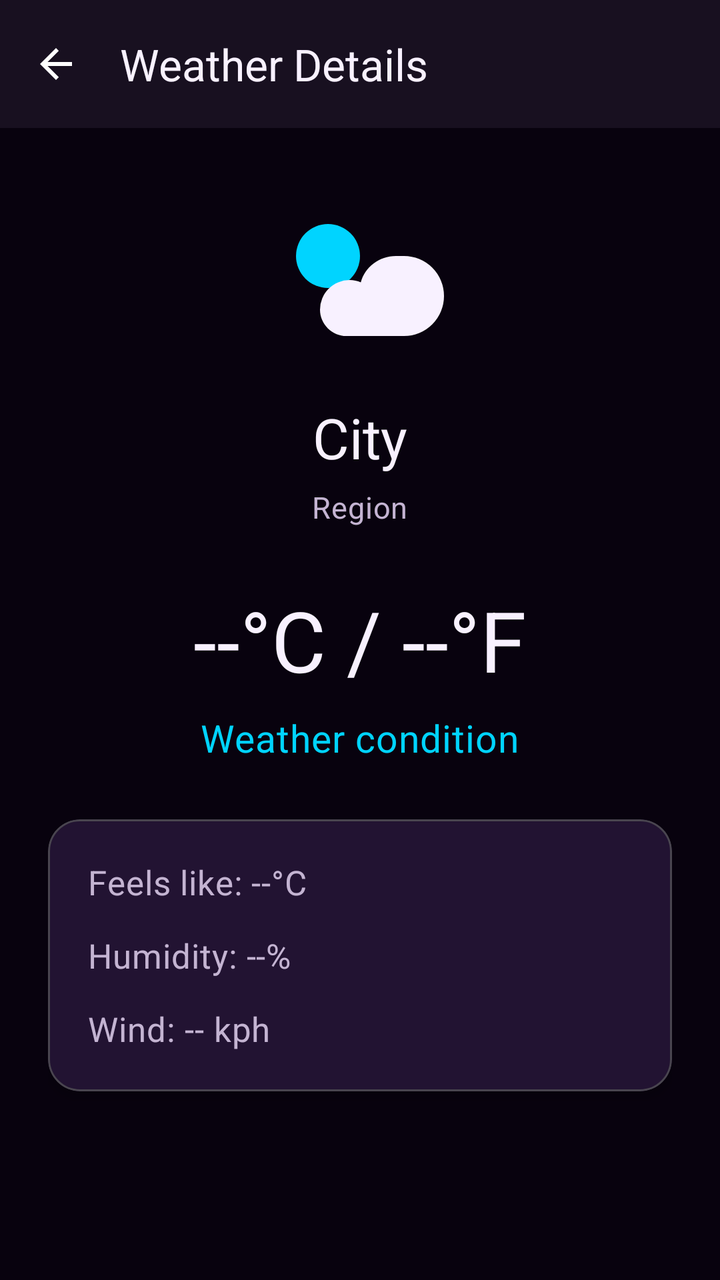
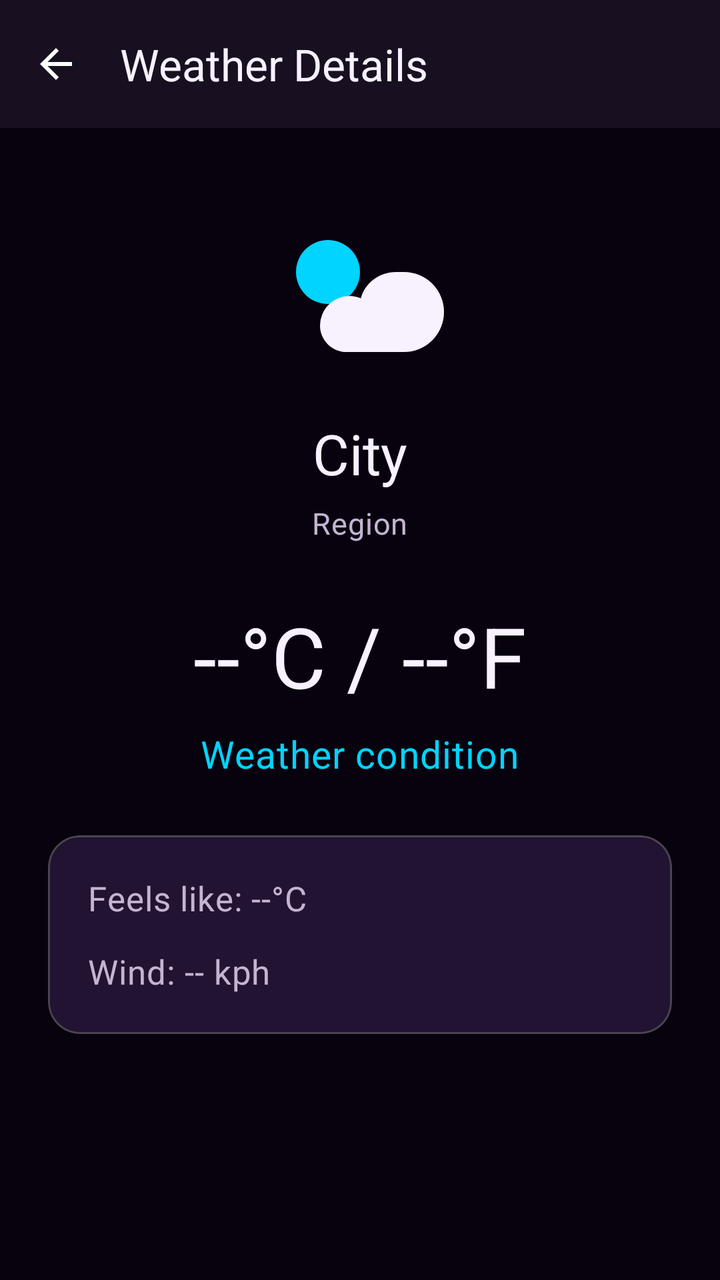

Screens rendered from an Android XML layout before and after an edit, with the pre-edit source and the edit as a unified diff.
<!-- AndroidManifest.xml: application theme Theme.WeatherTrio -->
<!-- res/layout/fragment_weather_detail.xml -->
<?xml version="1.0" encoding="utf-8"?>
<LinearLayout
    xmlns:android="http://schemas.android.com/apk/res/android"
    xmlns:app="http://schemas.android.com/apk/res-auto"
    android:layout_width="match_parent"
    android:layout_height="match_parent"
    android:background="@color/background_main"
    android:orientation="vertical">

    
    <com.google.android.material.appbar.MaterialToolbar
        android:id="@+id/toolbarWeatherDetail"
        android:layout_width="match_parent"
        android:layout_height="wrap_content"
        android:background="@color/surface"
        app:navigationIcon="@drawable/ic_back"
        app:title="@string/weather_detail_title"
        app:titleTextColor="@color/text_primary" />

    
    <ScrollView
        android:layout_width="match_parent"
        android:layout_height="0dp"
        android:layout_weight="1"
        android:fillViewport="true">

        <LinearLayout
            android:layout_width="match_parent"
            android:layout_height="wrap_content"
            android:gravity="center_horizontal"
            android:orientation="vertical"
            android:padding="24dp">

            
            <ImageView
                android:id="@+id/imageWeatherCondition"
                android:layout_width="96dp"
                android:layout_height="96dp"
                android:contentDescription="@string/weather_icon_description"
                android:src="@drawable/ic_weather_condition" />

            
            <TextView
                android:id="@+id/textDetailCity"
                android:layout_width="wrap_content"
                android:layout_height="wrap_content"
                android:layout_marginTop="16dp"
                android:text="@string/detail_city_placeholder"
                android:textAppearance="@style/TextAppearance.WeatherTrio.Headline" />

            
            <TextView
                android:id="@+id/textDetailRegion"
                android:layout_width="wrap_content"
                android:layout_height="wrap_content"
                android:layout_marginTop="6dp"
                android:text="@string/detail_region_placeholder"
                android:textAppearance="@style/TextAppearance.WeatherTrio.Body" />

            
            <TextView
                android:id="@+id/textDetailTemperature"
                android:layout_width="wrap_content"
                android:layout_height="wrap_content"
                android:layout_marginTop="28dp"
                android:text="@string/detail_temperature_placeholder"
                android:textAppearance="@style/TextAppearance.WeatherTrio.Headline"
                android:textSize="42sp" />

            
            <TextView
                android:id="@+id/textDetailCondition"
                android:layout_width="wrap_content"
                android:layout_height="wrap_content"
                android:layout_marginTop="8dp"
                android:text="@string/detail_condition_placeholder"
                android:textAppearance="@style/TextAppearance.WeatherTrio.Body"
                android:textColor="@color/secondary"
                android:textSize="19sp" />

            
            <com.google.android.material.card.MaterialCardView
                android:layout_width="match_parent"
                android:layout_height="wrap_content"
                android:layout_marginTop="28dp"
                app:cardBackgroundColor="@color/surface"
                app:cardCornerRadius="16dp"
                app:cardElevation="3dp">

                <LinearLayout
                    android:layout_width="match_parent"
                    android:layout_height="wrap_content"
                    android:orientation="vertical"
                    android:padding="20dp">

                    
                    <TextView
                        android:id="@+id/textDetailFeelsLike"
                        android:layout_width="wrap_content"
                        android:layout_height="wrap_content"
                        android:text="@string/detail_feels_like_placeholder"
                        android:textAppearance="@style/TextAppearance.WeatherTrio.Body"
                        android:textSize="17sp" />

                    
                    <TextView
                        android:id="@+id/textDetailHumidity"
                        android:layout_width="wrap_content"
                        android:layout_height="wrap_content"
                        android:layout_marginTop="14dp"
                        android:text="@string/detail_humidity_placeholder"
                        android:textAppearance="@style/TextAppearance.WeatherTrio.Body"
                        android:textSize="17sp" />

                    
                    <TextView
                        android:id="@+id/textDetailWind"
                        android:layout_width="wrap_content"
                        android:layout_height="wrap_content"
                        android:layout_marginTop="14dp"
                        android:text="@string/detail_wind_placeholder"
                        android:textAppearance="@style/TextAppearance.WeatherTrio.Body"
                        android:textSize="17sp" />

                </LinearLayout>

            </com.google.android.material.card.MaterialCardView>

        </LinearLayout>

    </ScrollView>

</LinearLayout>
<!-- resources referenced by this layout -->
<resources>
  <color name="background_main">#08020E</color>
  <color name="secondary">#00D4FF</color>
  <color name="surface">#181020</color>
  <color name="text_primary">#F8F1FF</color>
  <!-- drawable ic_back (drawable) -->
  <?xml version="1.0" encoding="utf-8"?>
  <vector
      xmlns:android="http://schemas.android.com/apk/res/android"
      android:width="24dp"
      android:height="24dp"
      android:viewportWidth="24"
      android:viewportHeight="24">
  
      
      <path
          android:fillColor="@android:color/white"
          android:pathData="M20,11H7.8l5.6,-5.6L12,4l-8,8l8,8l1.4,-1.4L7.8,13H20z" />
  
  </vector>
  <!-- drawable ic_weather_condition (drawable) -->
  <?xml version="1.0" encoding="utf-8"?>
  <vector
      xmlns:android="http://schemas.android.com/apk/res/android"
      android:width="96dp"
      android:height="96dp"
      android:viewportWidth="24"
      android:viewportHeight="24">
  
      
      <path
          android:fillColor="@color/secondary"
          android:pathData="M8,6a4,4 0,1 0,0 8a4,4 0,0 0,0 -8z" />
  
      <path
          android:fillColor="@color/text_primary"
          android:pathData="M16.5,10c-2.1,0 -3.9,1.4 -4.4,3.3c-0.4,-0.2 -0.9,-0.3 -1.4,-0.3A3.7,3.7 0,0 0,7 16.7C7,18.5 8.5,20 10.3,20h7.2a5,5 0,0 0,0 -10z" />
  
  </vector>
  <string name="detail_city_placeholder">City</string>
  <string name="detail_condition_placeholder">Weather condition</string>
  <string name="detail_feels_like_placeholder">Feels like: --°C</string>
  <string name="detail_humidity_placeholder">Humidity: --%</string>
  <string name="detail_region_placeholder">Region</string>
  <string name="detail_temperature_placeholder">--°C / --°F</string>
  <string name="detail_wind_placeholder">Wind: -- kph</string>
  <string name="weather_detail_title">Weather Details</string>
  <string name="weather_icon_description">Weather condition icon</string>
  <style name="TextAppearance.WeatherTrio.Body" parent="TextAppearance.Material3.BodyMedium">
  
          <item name="android:textColor">@color/text_secondary</item>
          <item name="android:textSize">15sp</item>
          <item name="android:fontFamily">sans-serif</item>
  
      </style>
  <style name="TextAppearance.WeatherTrio.Headline" parent="TextAppearance.Material3.HeadlineMedium">
  
          <item name="android:textColor">@color/text_primary</item>
          <item name="android:textSize">28sp</item>
          <item name="android:fontFamily">sans-serif-medium</item>
  
      </style>
  <style name="Theme.WeatherTrio" parent="Theme.Material3.Dark.NoActionBar">
  
          <item name="colorPrimary">@color/primary</item>
          <item name="colorOnPrimary">@color/text_primary</item>
  
          <item name="colorSecondary">@color/secondary</item>
          <item name="colorOnSecondary">@color/background_main</item>
  
          <item name="colorSurface">@color/surface</item>
          <item name="colorOnSurface">@color/text_primary</item>
  
          <item name="android:colorBackground">@color/background_main</item>
          <item name="android:windowBackground">@color/background_main</item>
  
          <item name="textAppearanceHeadlineMedium">@style/TextAppearance.WeatherTrio.Headline</item>
          <item name="textAppearanceBodyMedium">@style/TextAppearance.WeatherTrio.Body</item>
  
      </style>
  <color name="text_secondary">#C4B4D2</color>
  <color name="primary">#9A35FF</color>
</resources>

<!-- the commit's change to res/layout/fragment_weather_detail.xml (unified diff, before → after) -->
@@ -18,116 +18,158 @@
         app:titleTextColor="@color/text_primary" />
 
     
-    <ScrollView
+    <FrameLayout
         android:layout_width="match_parent"
         android:layout_height="0dp"
-        android:layout_weight="1"
-        android:fillViewport="true">
+        android:layout_weight="1">
 
+        
+        <ScrollView
+            android:layout_width="match_parent"
+            android:layout_height="match_parent"
+            android:fillViewport="true">
+
+            
+            <LinearLayout
+                android:id="@+id/layoutWeatherContent"
+                android:layout_width="match_parent"
+                android:layout_height="wrap_content"
+                android:gravity="center_horizontal"
+                android:orientation="vertical"
+                android:paddingStart="24dp"
+                android:paddingTop="32dp"
+                android:paddingEnd="24dp"
+                android:paddingBottom="32dp">
+
+                
+                <ImageView
+                    android:id="@+id/imageWeatherCondition"
+                    android:layout_width="96dp"
+                    android:layout_height="96dp"
+                    android:contentDescription="@string/weather_icon_description"
+                    android:src="@drawable/ic_weather_condition" />
+
+                
+                <TextView
+                    android:id="@+id/textDetailCity"
+                    android:layout_width="wrap_content"
+                    android:layout_height="wrap_content"
+                    android:layout_marginTop="16dp"
+                    android:text="@string/detail_city_placeholder"
+                    android:textAppearance="@style/TextAppearance.WeatherTrio.Headline" />
+
+                
+                <TextView
+                    android:id="@+id/textDetailRegion"
+                    android:layout_width="wrap_content"
+                    android:layout_height="wrap_content"
+                    android:layout_marginTop="6dp"
+                    android:text="@string/detail_region_placeholder"
+                    android:textAppearance="@style/TextAppearance.WeatherTrio.Body" />
+
+                
+                <TextView
+                    android:id="@+id/textDetailTemperature"
+                    android:layout_width="wrap_content"
+                    android:layout_height="wrap_content"
+                    android:layout_marginTop="28dp"
+                    android:text="@string/detail_temperature_placeholder"
+                    android:textAppearance="@style/TextAppearance.WeatherTrio.Headline"
+                    android:textSize="42sp" />
+
+                
+                <TextView
+                    android:id="@+id/textDetailCondition"
+                    android:layout_width="wrap_content"
+                    android:layout_height="wrap_content"
+                    android:layout_marginTop="8dp"
+                    android:text="@string/detail_condition_placeholder"
+                    android:textAppearance="@style/TextAppearance.WeatherTrio.Body"
+                    android:textColor="@color/secondary"
+                    android:textSize="19sp" />
+
+                
+                <com.google.android.material.card.MaterialCardView
+                    android:layout_width="match_parent"
+                    android:layout_height="wrap_content"
+                    android:layout_marginTop="28dp"
+                    app:cardBackgroundColor="@color/surface"
+                    app:cardCornerRadius="16dp"
+                    app:cardElevation="3dp">
+
+                    <LinearLayout
+                        android:layout_width="match_parent"
+                        android:layout_height="wrap_content"
+                        android:orientation="vertical"
+                        android:padding="20dp">
+
+                        
+                        <TextView
+                            android:id="@+id/textDetailFeelsLike"
+                            android:layout_width="wrap_content"
+                            android:layout_height="wrap_content"
+                            android:text="@string/detail_feels_like_placeholder"
+                            android:textAppearance="@style/TextAppearance.WeatherTrio.Body"
+                            android:textSize="17sp" />
+
+                        
+                        <TextView
+                            android:id="@+id/textDetailWind"
+                            android:layout_width="wrap_content"
+                            android:layout_height="wrap_content"
+                            android:layout_marginTop="14dp"
+                            android:text="@string/detail_wind_placeholder"
+                            android:textAppearance="@style/TextAppearance.WeatherTrio.Body"
+                            android:textSize="17sp" />
+
+                    </LinearLayout>
+
+                </com.google.android.material.card.MaterialCardView>
+
+            </LinearLayout>
+
+        </ScrollView>
+
+        
+        <ProgressBar
+            android:id="@+id/progressWeather"
+            android:layout_width="48dp"
+            android:layout_height="48dp"
+            android:layout_gravity="center"
+            android:visibility="gone" />
+
+        
         <LinearLayout
+            android:id="@+id/layoutWeatherError"
             android:layout_width="match_parent"
             android:layout_height="wrap_content"
-            android:gravity="center_horizontal"
+            android:layout_gravity="center"
+            android:gravity="center"
             android:orientation="vertical"
             android:padding="24dp">
 
-            
-            <ImageView
-                android:id="@+id/imageWeatherCondition"
-                android:layout_width="96dp"
-                android:layout_height="96dp"
-                android:contentDescription="@string/weather_icon_description"
-                android:src="@drawable/ic_weather_condition" />
+            <TextView
+                android:id="@+id/textWeatherError"
+                android:layout_width="match_parent"
+                android:layout_height="wrap_content"
+                android:gravity="center"
+                android:text="@string/weather_error"
+                android:textAppearance="@style/TextAppearance.WeatherTrio.Body"
+                android:textColor="@color/text_primary"
+                android:textSize="16sp"
+                android:visibility="gone" />
 
             
-            <TextView
-                android:id="@+id/textDetailCity"
+            <com.google.android.material.button.MaterialButton
+                android:id="@+id/buttonRetryWeather"
                 android:layout_width="wrap_content"
                 android:layout_height="wrap_content"
-                android:layout_marginTop="16dp"
-                android:text="@string/detail_city_placeholder"
-                android:textAppearance="@style/TextAppearance.WeatherTrio.Headline" />
-
-            
-            <TextView
-                android:id="@+id/textDetailRegion"
-                android:layout_width="wrap_content"
-                android:layout_height="wrap_content"
-                android:layout_marginTop="6dp"
-                android:text="@string/detail_region_placeholder"
-                android:textAppearance="@style/TextAppearance.WeatherTrio.Body" />
-
-            
-            <TextView
-                android:id="@+id/textDetailTemperature"
-                android:layout_width="wrap_content"
-                android:layout_height="wrap_content"
-                android:layout_marginTop="28dp"
-                android:text="@string/detail_temperature_placeholder"
-                android:textAppearance="@style/TextAppearance.WeatherTrio.Headline"
-                android:textSize="42sp" />
-
-            
-            <TextView
-                android:id="@+id/textDetailCondition"
-                android:layout_width="wrap_content"
-                android:layout_height="wrap_content"
-                android:layout_marginTop="8dp"
-                android:text="@string/detail_condition_placeholder"
-                android:textAppearance="@style/TextAppearance.WeatherTrio.Body"
-                android:textColor="@color/secondary"
-                android:textSize="19sp" />
-
-            
-            <com.google.android.material.card.MaterialCardView
-                android:layout_width="match_parent"
-                android:layout_height="wrap_content"
-                android:layout_marginTop="28dp"
-                app:cardBackgroundColor="@color/surface"
-                app:cardCornerRadius="16dp"
-                app:cardElevation="3dp">
-
-                <LinearLayout
-                    android:layout_width="match_parent"
-                    android:layout_height="wrap_content"
-                    android:orientation="vertical"
-                    android:padding="20dp">
-
-                    
-                    <TextView
-                        android:id="@+id/textDetailFeelsLike"
-                        android:layout_width="wrap_content"
-                        android:layout_height="wrap_content"
-                        android:text="@string/detail_feels_like_placeholder"
-                        android:textAppearance="@style/TextAppearance.WeatherTrio.Body"
-                        android:textSize="17sp" />
-
-                    
-                    <TextView
-                        android:id="@+id/textDetailHumidity"
-                        android:layout_width="wrap_content"
-                        android:layout_height="wrap_content"
-                        android:layout_marginTop="14dp"
-                        android:text="@string/detail_humidity_placeholder"
-                        android:textAppearance="@style/TextAppearance.WeatherTrio.Body"
-                        android:textSize="17sp" />
-
-                    
-                    <TextView
-                        android:id="@+id/textDetailWind"
-                        android:layout_width="wrap_content"
-                        android:layout_height="wrap_content"
-                        android:layout_marginTop="14dp"
-                        android:text="@string/detail_wind_placeholder"
-                        android:textAppearance="@style/TextAppearance.WeatherTrio.Body"
-                        android:textSize="17sp" />
-
-                </LinearLayout>
-
-            </com.google.android.material.card.MaterialCardView>
+                android:layout_marginTop="12dp"
+                android:text="@string/retry"
+                android:visibility="gone" />
 
         </LinearLayout>
 
-    </ScrollView>
+    </FrameLayout>
 
 </LinearLayout>
<!-- resource entries referenced after the edit -->
@@ -41,11 +41,12 @@
   <string name="detail_city_placeholder">City</string>
   <string name="detail_condition_placeholder">Weather condition</string>
   <string name="detail_feels_like_placeholder">Feels like: --°C</string>
-  <string name="detail_humidity_placeholder">Humidity: --%</string>
   <string name="detail_region_placeholder">Region</string>
   <string name="detail_temperature_placeholder">--°C / --°F</string>
   <string name="detail_wind_placeholder">Wind: -- kph</string>
+  <string name="retry">Retry</string>
   <string name="weather_detail_title">Weather Details</string>
+  <string name="weather_error">Unable to load weather. Please check your connection and try again.</string>
   <string name="weather_icon_description">Weather condition icon</string>
   <style name="TextAppearance.WeatherTrio.Body" parent="TextAppearance.Material3.BodyMedium">
   
